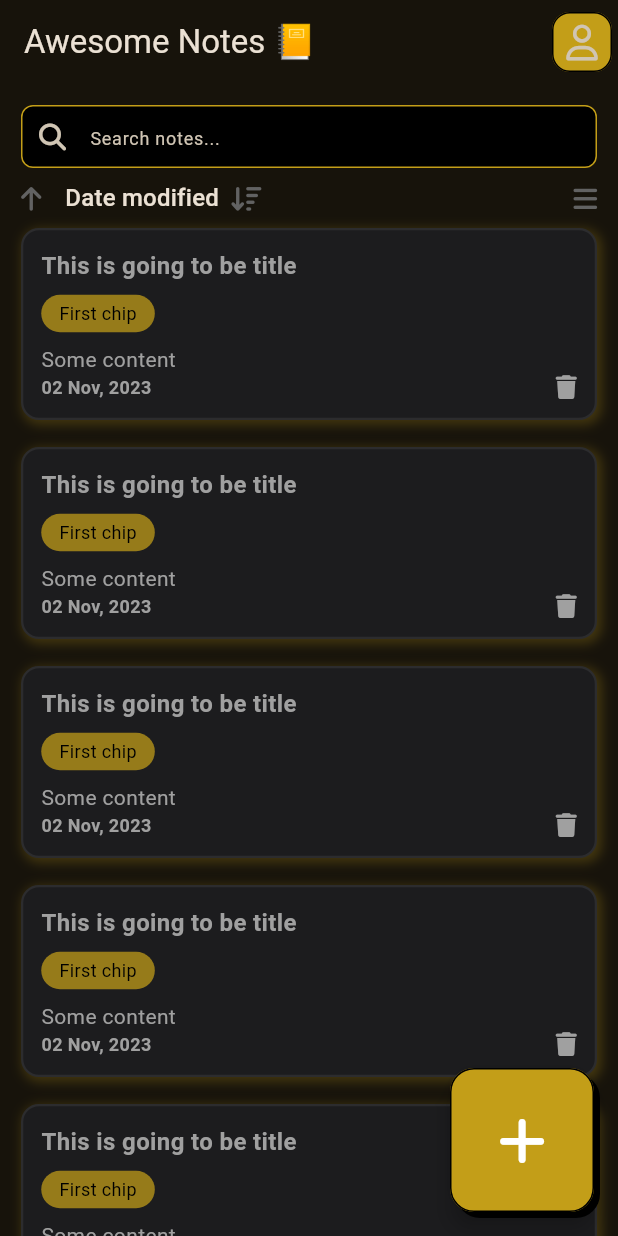
After one commit to kishanchauhan01/flutter_learning, a Flutter app: the MainPage screen opened directly, on a phone screen of 412 x 824 dp. The commit adds this screen. Run offline on Flutter 3.47's test engine with Material 3 defaults, Android fonts, the phone set to English and light mode, and no system bars; our stand-ins replace font_awesome_flutter, lottie, shared_preferences; accounts and stored records are empty.

```diff
--- a/learning/lib/main.dart
+++ b/learning/lib/main.dart
@@ -1,6 +1,7 @@
 import 'package:flutter/material.dart';
 import 'package:learning/data/constants.dart';
 import 'package:learning/data/notifiers.dart';
+import 'package:learning/views/pages/stop_watch.dart';
 // import 'package:learning/views/pages/stop_watch.dart';
 import 'package:learning/views/pages/welcome_page.dart';
 import 'package:shared_preferences/shared_preferences.dart';
@@ -47,7 +48,7 @@ class _MyAppState extends State<MyApp> {
               brightness: isDark ? Brightness.dark : Brightness.light,
             ),
           ),
-          home: WelcomePage(),
+          home: StopWatch(),
         );
       },
     );
--- /dev/null
+++ b/note_app1/analysis_options.yaml
@@ -0,0 +1 @@
+include: package:flutter_lints/flutter.yaml
--- /dev/null
+++ b/note_app1/flutter_launcher_icons.yaml
@@ -0,0 +1,4 @@
+flutter_launcher_icons:
+    android: true
+    ios: true
+    image_path: "assets/images/notes.png" # Change this path to your icon image
--- /dev/null
+++ b/note_app1/lib/constants.dart
@@ -0,0 +1,12 @@
+// App-wide colors
+import 'package:flutter/material.dart';
+
+const Color primary = Color(0xFFC39E18);
+const Color gray900 = Color(0xFF3E3E3E);
+const Color gray700 = Color(0xFF626262);
+const Color gray500 = Color(0xFF8E8E8E);
+const Color gray300 = Color(0xFFBEBEBE);
+const Color gray100 = Color(0xFFE9E9E9);
+const Color background = Color(0xFFF1F2F6);
+const Color black = Colors.black;
+const Color white = Colors.white;
--- /dev/null
+++ b/note_app1/lib/main_page.dart
@@ -0,0 +1,333 @@
+import 'package:flutter/material.dart';
+import 'package:font_awesome_flutter/font_awesome_flutter.dart';
+import 'package:note_app1/constants.dart';
+
+class MainPage extends StatefulWidget {
+  const MainPage({super.key});
+
+  @override
+  State<MainPage> createState() => _MainPageState();
+}
+
+class _MainPageState extends State<MainPage> {
+  final List<String> dropDownOptions = ['Date modified', 'Date created'];
+  late String dropDownValue = dropDownOptions.first;
+
+  bool isDescending = false;
+  bool isGrid = false;
+
+  @override
+  Widget build(BuildContext context) {
+    final screenWidth = MediaQuery.of(context).size.width;
+    final double spacing = screenWidth * 0.02;
+
+    return Scaffold(
+      appBar: AppBar(
+        title: Text("Awesome Notes 📒"),
+        actions: [
+          IconButton(
+            onPressed: () {},
+            icon: FaIcon(FontAwesomeIcons.user),
+            style: IconButton.styleFrom(
+              backgroundColor: primary,
+              shape: RoundedRectangleBorder(
+                borderRadius: BorderRadius.circular(12),
+                side: BorderSide(color: black),
+              ),
+            ),
+          ),
+        ],
+      ),
+
+      floatingActionButton: DecoratedBox(
+        decoration: BoxDecoration(
+          borderRadius: BorderRadius.circular(16),
+          boxShadow: [BoxShadow(color: black, offset: Offset(4, 4))],
+        ),
+        child: FloatingActionButton.large(
+          onPressed: null,
+          backgroundColor: primary,
+          foregroundColor: white,
+          shape: RoundedRectangleBorder(
+            borderRadius: BorderRadiusGeometry.circular(16),
+            side: BorderSide(color: black),
+          ),
+          child: FaIcon(FontAwesomeIcons.plus),
+        ),
+      ),
+
+      body: Padding(
+        padding: const EdgeInsets.all(14.0),
+        child: Column(
+          children: [
+            //Search bar
+            TextField(
+              decoration: InputDecoration(
+                hintText: "Search notes...",
+                hintStyle: TextStyle(fontSize: 12),
+                prefixIcon: Icon(FontAwesomeIcons.magnifyingGlass, size: 18),
+                fillColor: black,
+                filled: true,
+                isDense: true,
+                contentPadding: EdgeInsets.zero,
+                prefixIconConstraints: BoxConstraints(
+                  minWidth: 42,
+                  minHeight: 42,
+                ),
+                enabledBorder: OutlineInputBorder(
+                  borderRadius: BorderRadius.circular(8.0),
+                  borderSide: BorderSide(color: primary),
+                ),
+                focusedBorder: OutlineInputBorder(
+                  borderRadius: BorderRadius.circular(8.0),
+                  borderSide: BorderSide(color: primary),
+                ),
+              ),
+            ),
+
+            //Filter row
+            Padding(
+              padding: const EdgeInsets.symmetric(vertical: 8.0),
+              child: Row(
+                children: [
+                  IconButton(
+                    onPressed: () {
+                      setState(() {
+                        isDescending = !isDescending;
+                      });
+                    },
+                    icon: FaIcon(
+                      isDescending
+                          ? FontAwesomeIcons.arrowDown
+                          : FontAwesomeIcons.arrowUp,
+                    ),
+                    padding: EdgeInsets.zero,
+                    visualDensity: VisualDensity.compact,
+                    constraints: BoxConstraints(),
+                    style: IconButton.styleFrom(
+                      tapTargetSize: MaterialTapTargetSize.shrinkWrap,
+                    ),
+                    iconSize: 18,
+                    color: gray700,
+                  ),
+                  SizedBox(width: 16.0),
+                  DropdownButton(
+                    value: dropDownValue,
+                    icon: Padding(
+                      padding: const EdgeInsets.only(left: 8.0),
+                      child: FaIcon(
+                        FontAwesomeIcons.arrowDownWideShort,
+                        size: 18,
+                        color: gray700,
+                      ),
+                    ),
+                    underline: SizedBox.shrink(),
+                    borderRadius: BorderRadius.circular(16.0),
+                    isDense: true,
+                    items: dropDownOptions
+                        .map(
+                          (e) => DropdownMenuItem(
+                            value: e,
+                            child: Row(
+                              children: [
+                                Text(e),
+                                if (e == dropDownValue) ...[
+                                  SizedBox(width: 8.0),
+                                  Icon(Icons.check),
+                                ],
+                              ],
+                            ),
+                          ),
+                        )
+                        .toList(),
+                    selectedItemBuilder: (context) =>
+                        dropDownOptions.map((e) => Text(e)).toList(),
+                    onChanged: (newValue) {
+                      setState(() {
+                        dropDownValue = newValue!;
+                      });
+                    },
+                  ),
+                  Spacer(),
+                  IconButton(
+                    onPressed: () {
+                      setState(() {
+                        isGrid = !isGrid;
+                      });
+                    },
+                    icon: FaIcon(
+                      isGrid
+                          ? FontAwesomeIcons.tableCellsLarge
+                          : FontAwesomeIcons.bars,
+                    ),
+                    padding: EdgeInsets.zero,
+                    visualDensity: VisualDensity.compact,
+                    constraints: BoxConstraints(),
+                    style: IconButton.styleFrom(
+                      tapTargetSize: MaterialTapTargetSize.shrinkWrap,
+                    ),
+                    iconSize: 18,
+                    color: gray700,
+                  ),
+                ],
+              ),
+            ),
+
+            //  Notes card
+            Expanded(child: isGrid ? NotesGrid(spacing: spacing) : NotesList()),
+          ],
+        ),
+      ),
+    );
+  }
+}
+
+class NotesList extends StatefulWidget {
+  const NotesList({super.key});
+
+  @override
+  State<NotesList> createState() => _NotesListState();
+}
+
+class _NotesListState extends State<NotesList> {
+  @override
+  Widget build(BuildContext context) {
+    return ListView.separated(
+      itemCount: 15,
+      clipBehavior: Clip.none,
+      itemBuilder: (context, index) {
+        return NoteCard(isInGrid: false);
+      },
+      separatorBuilder: (context, index) => SizedBox(height: 18),
+    );
+  }
+}
+
+class NotesGrid extends StatelessWidget {
+  const NotesGrid({super.key, required this.spacing});
+
+  final double spacing;
+
+  @override
+  Widget build(BuildContext context) {
+    return GridView.builder(
+      clipBehavior: Clip.none,
+      itemCount: 15,
+      gridDelegate: SliverGridDelegateWithFixedCrossAxisCount(
+        crossAxisCount: 2,
+        crossAxisSpacing: 18,
+        mainAxisSpacing: 15,
+        childAspectRatio: 3 / 3,
+      ),
+      itemBuilder: (context, int index) {
+        return NoteCard(isInGrid: true);
+      },
+    );
+  }
+}
+
+class NoteCard extends StatelessWidget {
+  const NoteCard({required this.isInGrid, super.key});
+
+  final bool isInGrid;
+
+  @override
+  Widget build(BuildContext context) {
+    return Container(
+      decoration: BoxDecoration(
+        color: const Color(
+          0xFF1C1C1E,
+        ), // Dark card-like background (not transparent)
+        border: Border.all(
+          color: const Color(0xFF2C2C2E), // Slight gray for subtle border
+          width: 1.5,
+        ),
+        borderRadius: BorderRadius.circular(12.0),
+        boxShadow: [
+          BoxShadow(
+            color: primary.withOpacity(0.25), // Soft glow from primary
+            offset: const Offset(2, 2),
+            blurRadius: 6.0,
+            spreadRadius: 1.0,
+          ),
+        ],
+      ),
+      padding: EdgeInsets.all(12.0),
+      child: Column(
+        crossAxisAlignment: CrossAxisAlignment.start,
+        children: [
+          Text(
+            "This is going to be title",
+            maxLines: 1,
+            overflow: TextOverflow.ellipsis,
+            style: TextStyle(
+              fontWeight: FontWeight.bold,
+              fontSize: 16,
+              color: const Color.fromARGB(255, 160, 160, 160),
+            ),
+          ),
+          SizedBox(height: 8.0),
+          SingleChildScrollView(
+            scrollDirection: Axis.horizontal,
+            child: Row(
+              children: List.generate(
+                1,
+                (index) => Container(
+                  decoration: BoxDecoration(
+                    borderRadius: BorderRadius.circular(16.0),
+                    color: const Color.fromARGB(186, 195, 158, 24),
+                  ),
+                  padding: EdgeInsets.symmetric(horizontal: 12, vertical: 4),
+                  margin: EdgeInsets.only(right: 8.0),
+                  child: Text(
+                    "First chip",
+                    style: TextStyle(
+                      fontSize: 12.0,
+                      color: const Color.fromARGB(255, 0, 0, 0),
+                    ),
+                  ),
+                ),
+              ),
+            ),
+          ),
+          SizedBox(height: 8.0),
+          if (isInGrid)
+            Expanded(
+              child: Text(
+                "Some content",
+                style: TextStyle(
+                  color: const Color.fromARGB(255, 160, 160, 160),
+                ),
+              ),
+            )
+          else
+            Text(
+              "Some content",
+              maxLines: 3,
+              overflow: TextOverflow.ellipsis,
+              style: TextStyle(color: const Color.fromARGB(255, 160, 160, 160)),
+            ),
+
+          Row(
+            children: [
+              Text(
+                "02 Nov, 2023",
+                style: TextStyle(
+                  fontSize: 12,
+                  color: const Color.fromARGB(255, 160, 160, 160),
+                  fontWeight: FontWeight.w600,
+                ),
+              ),
+              Spacer(),
+              FaIcon(
+                FontAwesomeIcons.trash,
+                color: const Color.fromARGB(255, 160, 160, 160),
+                size: 16,
+              ),
+            ],
+          ),
+        ],
+      ),
+    );
+  }
+}
```
Also changed, not shown: learning/lib/views/pages/stop_watch.dart (+46 -5 lines), note_app1/lib/main.dart (added, +33 -0 lines), note_app1/pubspec.yaml (added, +46 -0 lines), notes_app/lib/models/note.dart (+22 -3 lines), note_app1/assets/fonts/fredoka/Fredoka-Bold.ttf (added), note_app1/assets/fonts/fredoka/Fredoka-Regular.ttf (added), note_app1/assets/fonts/poppins/Poppins-Bold.ttf (added), note_app1/assets/fonts/poppins/Poppins-Italic.ttf (added), note_app1/assets/fonts/poppins/Poppins-Regular.ttf (added), note_app1/assets/images/notes.png (added), note_app1/pubspec.lock (added), 130 other files.
